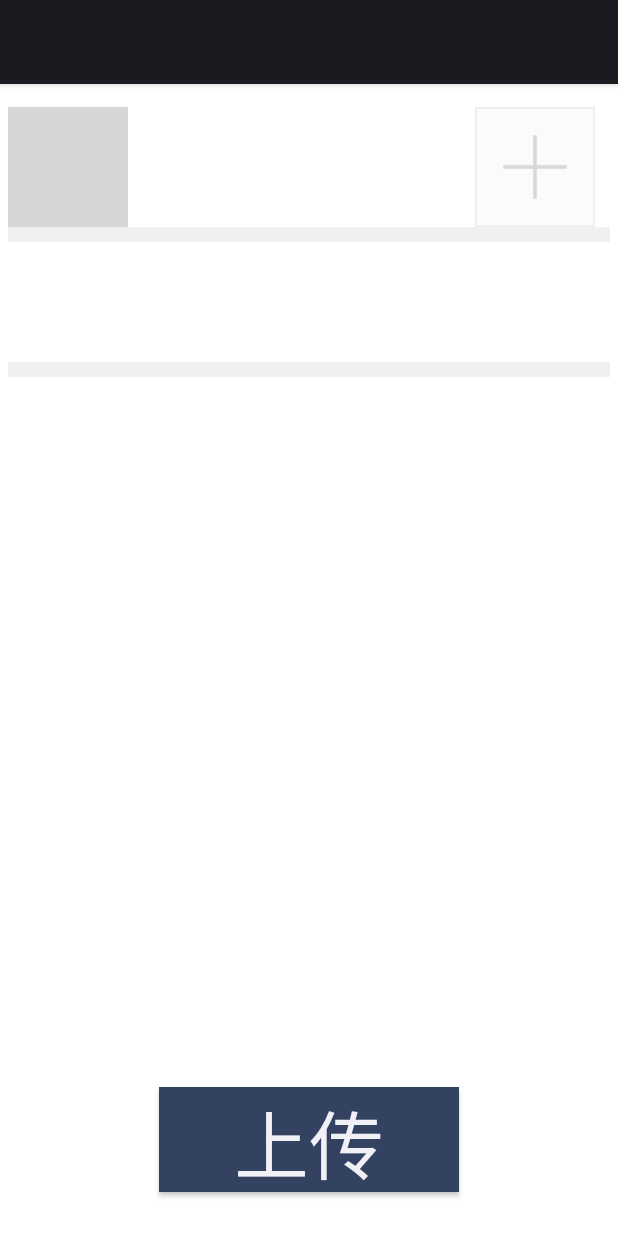
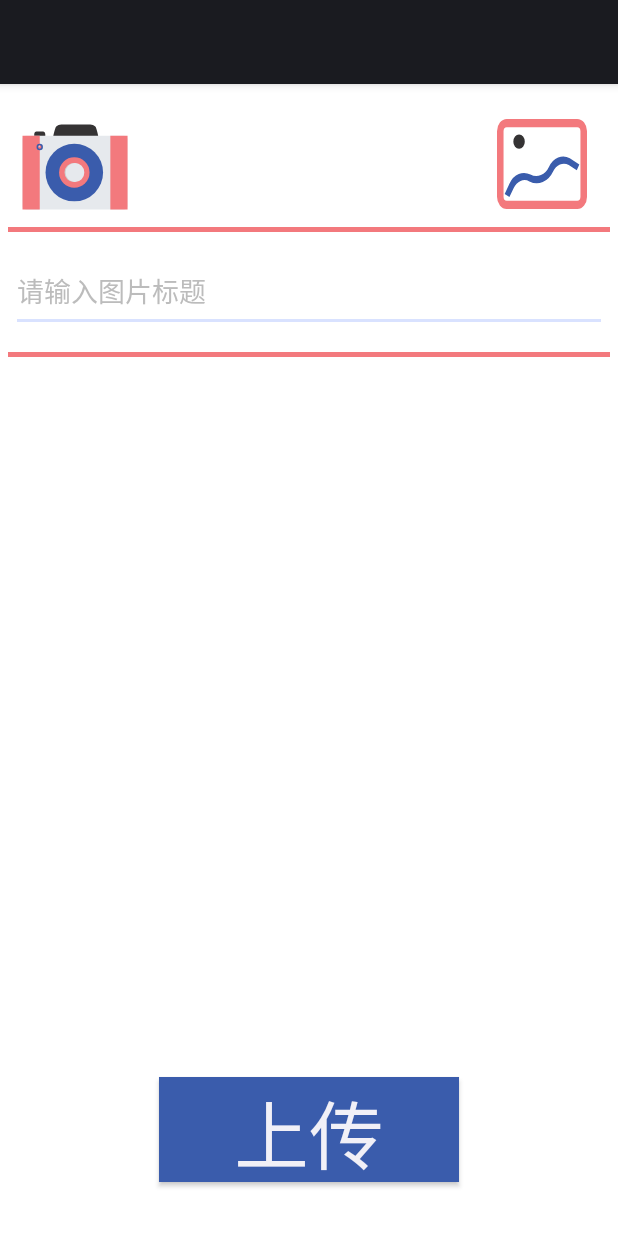
Before and after one commit to littleBLACKsir/share2, an Android app: the layout upload.xml on its own in the app's theme, with its tools: preview values and no code run, on a phone screen of 412 x 824 dp. Run offline under Robolectric (Android 15) with nearby library versions, the phone set to English and light mode, and no system bars; Roboto replaces fonts that are not available here; grey boxes are pictures that could not be loaded.

Commit message:
修改上传界面布局并尝试修复分享图片bug

```diff
--- a/app/src/main/java/com/example/myapplication3/upload/PictureActivity.java
+++ b/app/src/main/java/com/example/myapplication3/upload/PictureActivity.java
@@ -385,7 +385,7 @@ public class PictureActivity extends AppCompatActivity implements View.OnClickLi
                         e.printStackTrace();
                     }
 
-                    //压缩图片
+                        //压缩图片
                         bitmap = scaleBitmap(bitmap, (float) 0.5);
 
                         //预览图片
--- /dev/null
+++ b/app/src/main/res/drawable/camera.xml
@@ -0,0 +1,39 @@
+<vector xmlns:android="http://schemas.android.com/apk/res/android"
+    android:width="200dp"
+    android:height="200dp"
+    android:viewportWidth="1024"
+    android:viewportHeight="1024">
+  <path
+      android:pathData="M641.78,257.08h70.15s-15.05,-78.49 -26.58,-90.02c-11.53,-11.53 -27.27,-18.07 -43.57,-18.07H395.45c-16.3,0 -32.04,6.54 -43.57,18.07 -11.53,11.53 -26.58,90.02 -26.58,90.02h70.15m-136.96,0v-23.39c0,-13.64 -8.5,-24.61 -18.88,-24.61h-56.72c-10.37,0 -18.88,10.98 -18.88,24.61v23.39h94.47z"
+      android:fillColor="#353334"/>
+  <path
+      android:pathData="M929.25,245.2H94.8c-16.96,0 -30.71,13.75 -30.71,30.71v568.38c0,16.96 13.75,30.71 30.71,30.71h834.45c16.96,0 30.71,-13.75 30.71,-30.71v-568.38c-0,-16.96 -13.86,-30.71 -30.71,-30.71z"
+      android:fillColor="#E6E9ED"/>
+  <path
+      android:pathData="M506.06,559.31m-245.56,0a245.56,245.56 0,1 0,491.13 0,245.56 245.56,0 1,0 -491.13,0Z"
+      android:fillColor="#3A5CAC"/>
+  <path
+      android:pathData="M64.1,245.2h147V875H64.1z"
+      android:fillColor="#F3797D"/>
+  <path
+      android:pathData="M211.1,341.04m-27.36,0a27.36,27.36 0,1 0,54.72 0,27.36 27.36,0 1,0 -54.72,0Z"
+      android:fillColor="#3A5CAC"/>
+  <path
+      android:pathData="M211.1,341.04m-14.16,0a14.16,14.16 0,1 0,28.31 0,14.16 14.16,0 1,0 -28.31,0Z"
+      android:fillColor="#F3797D"/>
+  <path
+      android:pathData="M207.22,334.38m-4.92,0a4.92,4.92 0,1 0,9.84 0,4.92 4.92,0 1,0 -9.84,0Z"
+      android:fillColor="#E6E9ED"/>
+  <path
+      android:pathData="M506.06,559.31m-129.99,0a129.99,129.99 0,1 0,259.99 0,129.99 129.99,0 1,0 -259.99,0Z"
+      android:fillColor="#F3797D"/>
+  <path
+      android:pathData="M502.34,559.31m-79.82,0a79.82,79.82 0,1 0,159.63 0,79.82 79.82,0 1,0 -159.63,0Z"
+      android:fillColor="#CECECE"/>
+  <path
+      android:pathData="M511.65,559.31m-79.82,0a79.82,79.82 0,1 0,159.63 0,79.82 79.82,0 1,0 -159.63,0Z"
+      android:fillColor="#E6E9ED"/>
+  <path
+      android:pathData="M813.55,245.2h147V875H813.55z"
+      android:fillColor="#F3797D"/>
+</vector>
--- /dev/null
+++ b/app/src/main/res/drawable/photo_album.xml
@@ -0,0 +1,15 @@
+<vector xmlns:android="http://schemas.android.com/apk/res/android"
+    android:width="250dp"
+    android:height="200dp"
+    android:viewportWidth="1280"
+    android:viewportHeight="1024">
+  <path
+      android:fillColor="#F3797D"
+      android:pathData="M1140.36,93.09a47.13,47.13 0,0 1,46.55 46.55v744.73a47.13,47.13 0,0 1,-46.55 46.55H139.64a47.13,47.13 0,0 1,-46.55 -46.55V139.64a47.13,47.13 0,0 1,46.55 -46.55h1000.73m0,-93.09H139.64A139.64,139.64 0,0 0,0 139.64v744.73a139.64,139.64 0,0 0,139.64 139.64h1000.73a139.64,139.64 0,0 0,139.64 -139.64V139.64A139.64,139.64 0,0 0,1140.36 0z"/>
+  <path
+      android:fillColor="#3A5CAC"
+      android:pathData="M740.19,544.35a210.39,210.39 0,0 1,-264.26 88.09,235.52 235.52,0 0,0 -295.91,98.44L109.15,852.95l67.61,35.84 60.97,-104.73A177.92,177.92 0,0 1,461.38 709.82a267.64,267.64 0,0 0,336.29 -112.17,177.34 177.34,0 0,1 223.07,-74.36l113.8,61.21 36.19,-67.61L1035.64,445.91a234.82,234.82 0,0 0,-295.45 98.44z"/>
+  <path
+      android:fillColor="#353334"
+      android:pathData="M313.83,257.63m-81.45,0a81.45,81.45 0,1 0,162.91 0,81.45 81.45,0 1,0 -162.91,0Z"/>
+</vector>
--- a/app/src/main/res/layout/upload.xml
+++ b/app/src/main/res/layout/upload.xml
@@ -17,8 +17,9 @@
             android:id="@+id/photograph"
             android:layout_width="80dp"
             android:layout_height="80dp"
+            android:layout_centerHorizontal="true"
             android:layout_marginTop="10dp"
-            android:background="@drawable/photograph"
+            android:background="@drawable/camera"
             android:contentDescription="@null"
             android:scaleType="centerCrop" />
     </RelativeLayout>
@@ -32,21 +33,22 @@
 
         <ImageView
             android:id="@+id/album"
-            android:layout_width="80dp"
-            android:layout_height="80dp"
-            android:layout_marginTop="10dp"
+            android:layout_width="60dp"
+            android:layout_height="60dp"
+            android:layout_centerHorizontal="true"
+            android:layout_marginTop="18dp"
+            android:background="@drawable/photo_album"
             android:contentDescription="@null"
-            android:scaleType="centerCrop"
-            android:background="@drawable/add_img"/>
+            android:scaleType="centerCrop" />
     </RelativeLayout>
 
     <!--    分隔线-->
     <RelativeLayout
         android:id="@+id/rl_1"
         android:layout_width="match_parent"
-        android:layout_height="10dp"
+        android:layout_height="3dp"
         android:layout_below="@id/rl_album"
-        android:background="#F0F0F0"></RelativeLayout>
+        android:background="#F3797D"></RelativeLayout>
 
     <RelativeLayout
         android:id="@+id/rl_EditTitle"
@@ -58,10 +60,10 @@
 
         <EditText
             android:id="@+id/EditTitle"
-            android:layout_width="match_parent"
-            android:layout_height="50dp"
-            android:background="@color/white"
-            android:hint="请输入标题"
+            android:layout_width="397dp"
+            android:layout_height="54dp"
+            android:hint="请输入图片标题"
+            android:textColorHint="#bcbcbc"
             android:textColor="@color/black"></EditText>
 
     </RelativeLayout>
@@ -70,9 +72,9 @@
     <RelativeLayout
         android:id="@+id/rl_2"
         android:layout_width="match_parent"
-        android:layout_height="10dp"
+        android:layout_height="3dp"
         android:layout_below="@id/rl_EditTitle"
-        android:background="#F0F0F0"></RelativeLayout>
+        android:background="#F3797D"></RelativeLayout>
 
     <!--选择的图片-->
     <RelativeLayout
@@ -104,7 +106,7 @@
             android:id="@+id/bottom_upload"
             android:layout_width="200dp"
             android:layout_height="70dp"
-            android:background="@color/teal_200"
+            android:background="#3A5CAC"
             android:text="上传"
             android:textSize="50dp"></Button>
 
```
